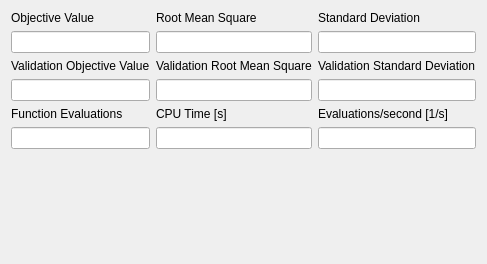
This is copasi/UI/CQFittingResultTab1.ui in copasi/COPASI as Qt 5 draws it before an edit. The edited form follows.
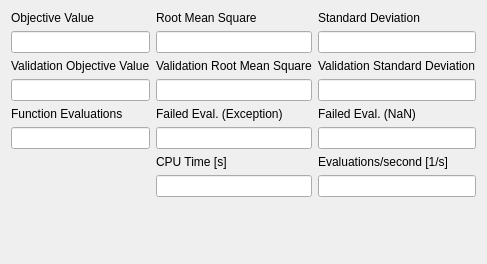
This is the edited form.

Diff of the .ui file:
```diff
--- a/copasi/UI/CQFittingResultTab1.ui
+++ b/copasi/UI/CQFittingResultTab1.ui
@@ -61,7 +61,21 @@
        </property>
       </widget>
      </item>
-     <item row="4" column="1">
+     <item row="5" column="1">
+      <widget class="QLineEdit" name="mpEditFailedEvaluationsExc">
+       <property name="readOnly">
+        <bool>true</bool>
+       </property>
+      </widget>
+     </item>
+     <item row="5" column="2">
+      <widget class="QLineEdit" name="mpEditFailedEvaluationsNaN">
+       <property name="readOnly">
+        <bool>true</bool>
+       </property>
+      </widget>
+     </item>
+     <item row="6" column="1">
       <widget class="QLabel" name="mpLblCPUTime">
        <property name="text">
         <string>CPU Time [s]</string>
@@ -121,14 +135,34 @@
        </property>
       </widget>
      </item>
-     <item row="5" column="2">
+     <item row="4" column="1">
+      <widget class="QLabel" name="mpLblFailedEvaluationsExc">
+       <property name="text">
+        <string>Failed Eval. (Exception)</string>
+       </property>
+       <property name="wordWrap">
+        <bool>false</bool>
+       </property>
+      </widget>
+     </item>
+     <item row="4" column="2">
+      <widget class="QLabel" name="mpLblFailedEvaluationsNaN">
+       <property name="text">
+        <string>Failed Eval. (NaN)</string>
+       </property>
+       <property name="wordWrap">
+        <bool>false</bool>
+       </property>
+      </widget>
+     </item>
+     <item row="7" column="2">
       <widget class="QLineEdit" name="mpEditSpeed">
        <property name="readOnly">
         <bool>true</bool>
        </property>
       </widget>
      </item>
-     <item row="5" column="1">
+     <item row="7" column="1">
       <widget class="QLineEdit" name="mpEditCPUTime">
        <property name="readOnly">
         <bool>true</bool>
@@ -173,7 +207,7 @@
        </property>
       </widget>
      </item>
-     <item row="4" column="2">
+     <item row="6" column="2">
       <widget class="QLabel" name="mpLblSpeed">
        <property name="text">
         <string>Evaluations/second [1/s]</string>
```
Left out of the diff: 7 changed lines with no effect on the pictures.
